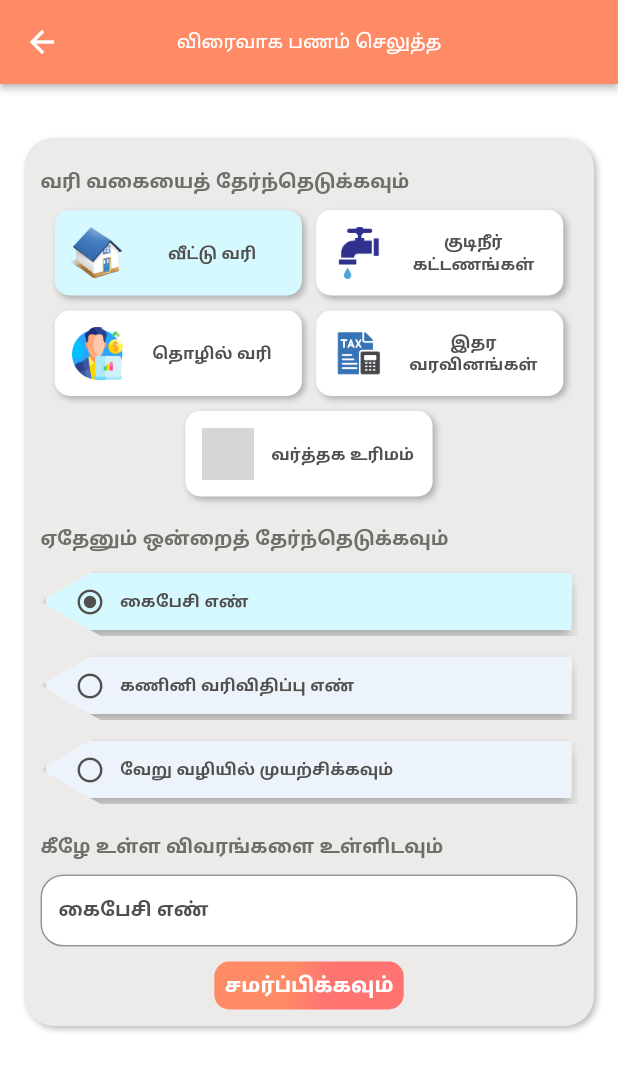
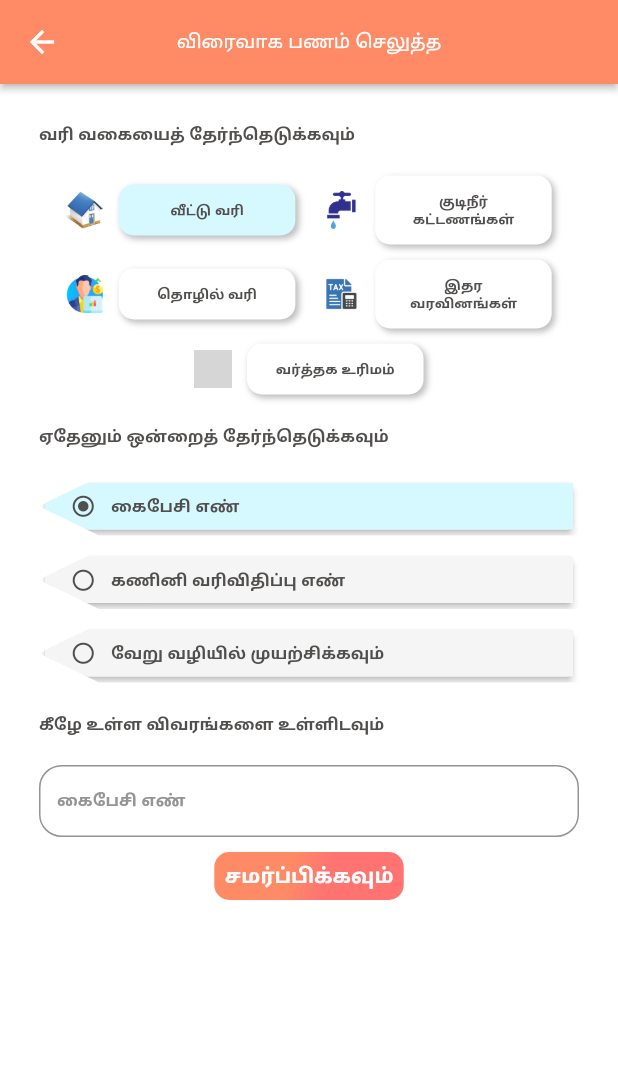
Before and after one commit to TNANDROID/public_vptax, a Flutter app: the TaxCollectionView screen opened directly, on a phone screen of 412 x 824 dp. Shown: the top 1071 px of the screen. Run offline on Flutter 3.47's test engine with Material 2 defaults, Android fonts, the phone set to English and light mode, and no system bars; drawn by our look-alikes of flutter_form_builder; our stand-ins replace easy_localization, flutter_spinkit, flutter_staggered_animations, flutter_svg, form_builder_validators, get_it and 4 more; missing offline and left inert: encrypt, open_settings; accounts and stored records are empty; grey boxes are pictures that could not be loaded.

Commit message:
design correction

```diff
--- a/lib/Activity/Tax_Collection/taxCollection_view.dart
+++ b/lib/Activity/Tax_Collection/taxCollection_view.dart
@@ -35,27 +35,27 @@ class _TaxCollectionViewState extends State<TaxCollectionView> {
   int selectedEntryType = 1;
   List taxlist = [
     {
-      'taxtypeid': '1',
+      'taxtypeid': 1,
       'taxtypedesc_en': 'House Tax',
       'taxtypedesc_ta': 'வீட்டு வரி'
     },
     {
-      'taxtypeid': '2',
+      'taxtypeid': 2,
       'taxtypedesc_en': 'Water Tax',
       'taxtypedesc_ta': 'குடிநீர் கட்டணங்கள்'
     },
     {
-      'taxtypeid': '3',
+      'taxtypeid': 3,
       'taxtypedesc_en': 'Professional Tax',
       'taxtypedesc_ta': 'தொழில் வரி'
     },
     {
-      'taxtypeid': '4',
+      'taxtypeid': 4,
       'taxtypedesc_en': 'Non Tax',
       'taxtypedesc_ta': 'இதர வரவினங்கள்'
     },
     {
-      'taxtypeid': '5',
+      'taxtypeid': 5,
       'taxtypedesc_en': 'Trade Licence',
       'taxtypedesc_ta': 'வர்த்தக உரிமம்'
     },
@@ -97,7 +97,7 @@ class _TaxCollectionViewState extends State<TaxCollectionView> {
       String nameField, String hintText, String fieldType) {
     return FormBuilderTextField(
       style: TextStyle(
-          fontSize: 14.0, fontWeight: FontWeight.w400, color: c.grey_9),
+          fontSize: 12.0, fontWeight: FontWeight.w400, color: c.grey_9),
       name: nameField,
       autocorrect: false,
       autovalidateMode: AutovalidateMode.onUserInteraction,
@@ -105,7 +105,7 @@ class _TaxCollectionViewState extends State<TaxCollectionView> {
       decoration: InputDecoration(
         labelText: hintText,
         labelStyle: TextStyle(
-            fontSize: 14.0, fontWeight: FontWeight.w800, color: c.grey_9),
+            fontSize: 12.0, fontWeight: FontWeight.w800, color: c.grey_7),
         filled: true,
         fillColor: Colors.white,
         enabledBorder: UIHelper.getInputBorder(1, borderColor: c.grey_7),
@@ -169,11 +169,11 @@ class _TaxCollectionViewState extends State<TaxCollectionView> {
     }
     return FormBuilderDropdown(
       style: TextStyle(
-          fontSize: 14.0, fontWeight: FontWeight.w400, color: c.grey_8),
+          fontSize: 12.0, fontWeight: FontWeight.w400, color: c.grey_8),
       decoration: InputDecoration(
         labelText: inputHint,
         labelStyle: TextStyle(
-            fontSize: 14.0, fontWeight: FontWeight.w800, color: c.grey_9),
+            fontSize: 12.0, fontWeight: FontWeight.w800, color: c.grey_9),
         filled: true,
         fillColor: Colors.white,
         enabledBorder: UIHelper.getInputBorder(1, borderColor: c.grey_7),
@@ -221,7 +221,7 @@ class _TaxCollectionViewState extends State<TaxCollectionView> {
                       ? item[titleText].toString()
                       : item[titleTextTamil].toString(),
                   style: TextStyle(
-                      fontSize: 14.0,
+                      fontSize: 12.0,
                       fontWeight: FontWeight.w400,
                       color: c.grey_9),
                 ),
@@ -253,13 +253,13 @@ class _TaxCollectionViewState extends State<TaxCollectionView> {
         child: ClipPath(
             clipper: LeftTriangleClipper(),
             child: Card(
-                elevation: 4,
+                elevation: 2,
                 child: Container(
                     width: Screen.width(context),
-                    padding: EdgeInsets.all(9),
+                    padding: EdgeInsets.all(7),
                     color: selectedEntryType == index
                         ? c.blueAccent
-                        : c.need_improvement2,
+                        : c.bg,
                     child: Row(
                       children: [
                         UIHelper.horizontalSpaceSmall,
@@ -268,7 +268,7 @@ class _TaxCollectionViewState extends State<TaxCollectionView> {
                               ? Icons.radio_button_checked_rounded
                               : Icons.radio_button_off_rounded,
                           color: c.grey_9,
-                          size: 20,
+                          size: 17,
                         ),
                         UIHelper.horizontalSpaceSmall,
                         Expanded(
@@ -419,11 +419,13 @@ class _TaxCollectionViewState extends State<TaxCollectionView> {
                                   Map.from(_formKey.currentState!.value);
                               postParams
                                   .removeWhere((key, value) => value == null);
-                              // Navigator.pushReplacement(
-                              //     context,
-                              //     MaterialPageRoute(
-                              //         builder: (_) =>
-                              //             TaxCollectionDetailsView()));
+                              Navigator.pushReplacement(
+                                  context,
+                                  MaterialPageRoute(
+                                      builder: (_) => TaxCollectionDetailsView(
+                                          selectedTaxTypeData:
+                                          taxlist[selectedTaxType - 1])));
+
                             }
                           },
                           child: Container(
@@ -460,8 +462,18 @@ class _TaxCollectionViewState extends State<TaxCollectionView> {
           selectedTaxType = index;
           setState(() {});
         },
-        child: Container(
-            width: Screen.width(context) / 2.5,
+        child: Row(
+          mainAxisAlignment:MainAxisAlignment.center,
+          children: [
+          Image.asset(
+            imgURL,
+            fit: BoxFit.contain,
+            height: 25,
+            width: 25,
+          ),
+          UIHelper.horizontalSpaceSmall,
+          Container(
+              width: Screen.width(context) / 3.5,
               padding: EdgeInsets.all(10),
               decoration: UIHelper.roundedBorderWithColorWithShadow(
                 10,
@@ -470,25 +482,9 @@ class _TaxCollectionViewState extends State<TaxCollectionView> {
               ),
 
               //UIHelper.roundedBorderWithColor(40, 0, 0, 40, c.white),
-            child: Row(
-              //  mainAxisAlignment: MainAxisAlignment.center,
-              children: [
-                InkWell(
-                    child: Image.asset(
-                      imgURL,
-                      fit: BoxFit.contain,
-                      height: 35,
-                      width: 35,
-                    ),
-                    onTap: () async {
-                      // logout();
-                    }),
-                UIHelper.horizontalSpaceSmall,
-                Expanded(
               child: UIHelper.titleTextStyle(
-                        data['taxtypedesc_ta'], c.grey_9, 12, true, true))
-              ],
-            )));
+                  data['taxtypedesc_ta'], c.grey_9, 10, true, true))
+        ],));
   }
 
   Widget taxWidgetGridView() {
@@ -538,43 +534,41 @@ class _TaxCollectionViewState extends State<TaxCollectionView> {
                     padding: EdgeInsets.all(16),
                     child: Column(
                       children: [
-                        UIHelper.verticalSpaceMedium,
                         Expanded(
                             child: SingleChildScrollView(
                           child: Container(
                             padding: EdgeInsets.all(10),
-                            decoration:
+                            /*decoration:
                                 UIHelper.roundedBorderWithColorWithShadow(
-                                    20, c.grey_3, c.grey_3),
+                                    20, c.grey_3, c.grey_3),*/
                             child: Column(
                               crossAxisAlignment: CrossAxisAlignment.start,
                               children: [
-                                UIHelper.verticalSpaceSmall,
                                 UIHelper.titleTextStyle(
                                     'select_taxtype'.tr().toString(),
-                                    c.grey_8,
-                                    14,
+                                    c.grey_9,
+                                    12,
                                     true,
                                     true),
-                                UIHelper.verticalSpaceSmall,
+                                UIHelper.verticalSpaceMedium,
                                 taxWidgetGridView(),
                                 UIHelper.verticalSpaceMedium,
                                 UIHelper.titleTextStyle(
                                     'select_anyOne'.tr().toString(),
-                                    c.grey_8,
-                                    14,
+                                    c.grey_9,
+                                    12,
                                     true,
                                     true),
-                                UIHelper.verticalSpaceSmall,
+                                UIHelper.verticalSpaceMedium,
                                 radioButtonListWidget(),
                                 UIHelper.verticalSpaceMedium,
                                 UIHelper.titleTextStyle(
                                     'enter_the_details'.tr().toString(),
-                                    c.grey_8,
-                                    14,
+                                    c.grey_9,
+                                    12,
                                     true,
                                     true),
-                                UIHelper.verticalSpaceSmall,
+                                UIHelper.verticalSpaceMedium,
                                 formControls(context, model),
                               ],
                             ),
```
Also changed, not shown: lib/Activity/Auth/Home.dart (+59 -5 lines), lib/Model/startup_model.dart (+0 -20 lines), assets/images/right_arrow.png (added), assets/images/right_arrow_icon.png (added). Lines whose indentation alone changed are shown as unchanged.
